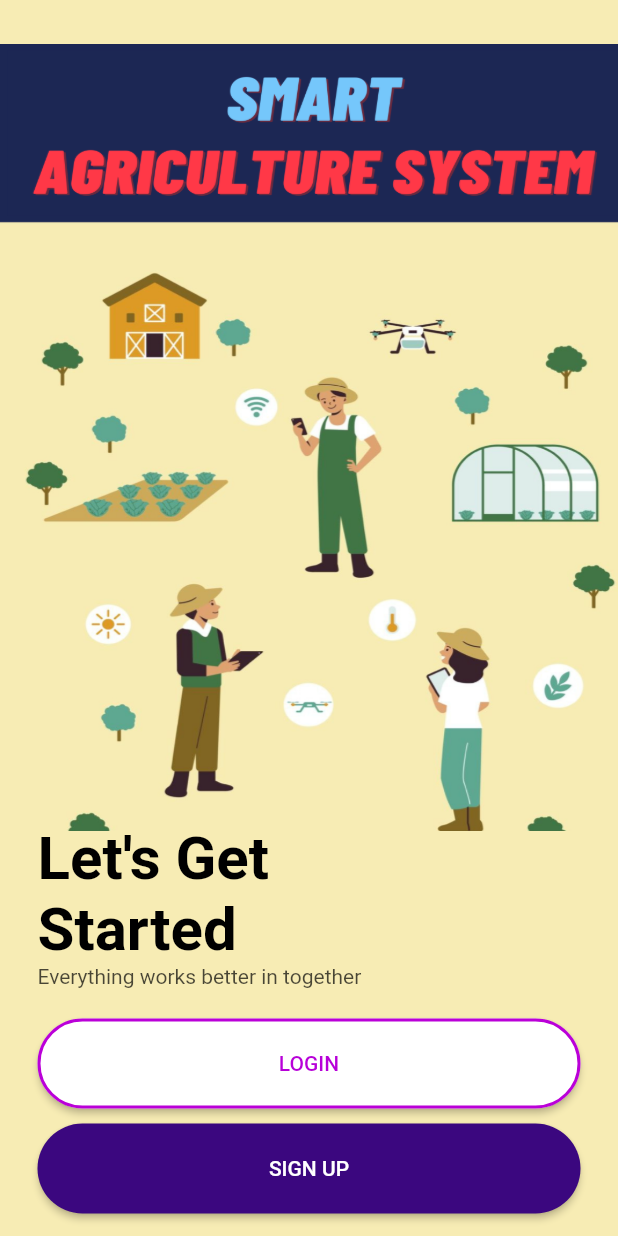
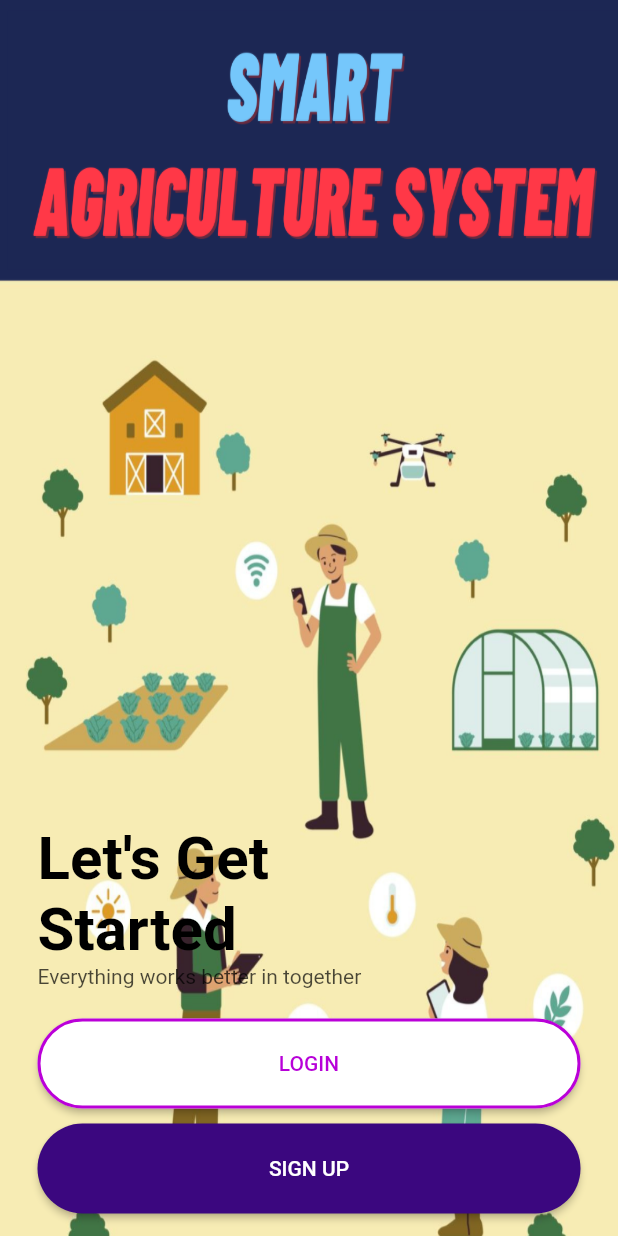
Before and after one commit to Always-Bijoy/SmartAgricultureSystem, a Flutter app: the screen it shows after launch, on a phone screen of 412 x 824 dp. Run offline on Flutter 3.47's test engine with Material 2 defaults, Android fonts, the phone set to English and light mode, and no system bars; our stand-ins replace firebase_auth, firebase_core, google_fonts, lite_rolling_switch, syncfusion_flutter_gauges; missing offline and left inert: firebase_db_web_unofficial; accounts and stored records are empty.

Commit message:
working on some ui and basic modification in sign in, add degree in temperature and more

```diff
--- a/lib/Screens/welcome.dart
+++ b/lib/Screens/welcome.dart
@@ -1,10 +1,11 @@
+import 'dart:ui';
+
 import 'package:firebase_auth/firebase_auth.dart';
 import 'package:flutter/cupertino.dart';
 import 'package:flutter/material.dart';
 import 'package:realtime_database/Service/firebase_auth.dart';
 
 import 'home.dart';
-
 
 class Welcome extends StatefulWidget {
   @override
@@ -35,10 +36,15 @@ class _WelcomeState extends State<Welcome> {
     return isAuth
         ? Home()
         : Scaffold(
-      backgroundColor: Color(0xffF7ECB4),
+            backgroundColor: Color(0xffF7ECB4),
             body: Stack(
               children: <Widget>[
                 Container(
+                  decoration: BoxDecoration(
+                      image: DecorationImage(
+                    image: AssetImage('assets/welcome2.1.png'),
+                        fit: BoxFit.fill
+                  )),
                   child: Column(
                     mainAxisAlignment: MainAxisAlignment.end,
                     children: <Widget>[
@@ -131,18 +137,6 @@ class _WelcomeState extends State<Welcome> {
                     ],
                   ),
                 ),
-                Container(
-                  margin: EdgeInsets.only(top: 29),
-                  padding: EdgeInsets.only(bottom: 20),
-                  height: 525,
-                  decoration: BoxDecoration(
-                    image: DecorationImage(
-                        image: AssetImage("assets/welcome2.1.png"),
-
-
-                        fit: BoxFit.fill),
-                  ),
-                ),
               ],
             ),
           );
```
Also changed, not shown: lib/Screens/home.dart (+41 -44 lines), lib/Screens/login.dart (+2 -29 lines), pubspec.lock.
